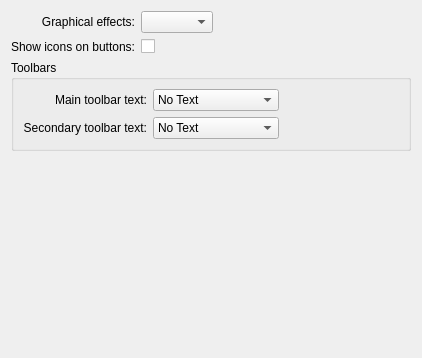
This is kcontrol/style/finetuning.ui in mgottschlag/kwin-tiling as Qt 5 draws it before an edit. The edited form follows.
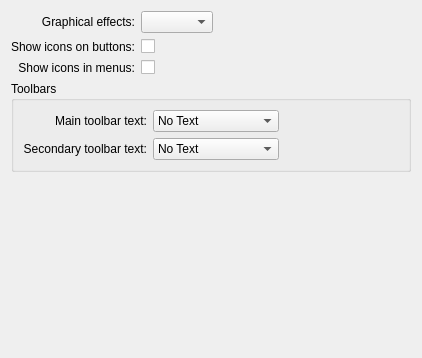
This is the edited form. Custom widgets are drawn as their Qt base class.

Commit message: Allow to hide menu icons

Patch:
```diff
--- a/kcontrol/style/finetuning.ui
+++ b/kcontrol/style/finetuning.ui
@@ -57,7 +57,27 @@
      </property>
     </widget>
    </item>
-   <item row="2" column="0" colspan="3">
+   <item row="2" column="0">
+    <widget class="QLabel" name="label_5">
+     <property name="text">
+      <string>Show icons in menus:</string>
+     </property>
+     <property name="alignment">
+      <set>Qt::AlignRight|Qt::AlignTrailing|Qt::AlignVCenter</set>
+     </property>
+     <property name="buddy">
+      <cstring>cbIconsInMenus</cstring>
+     </property>
+    </widget>
+   </item>
+   <item row="2" column="1">
+    <widget class="QCheckBox" name="cbIconsInMenus">
+     <property name="text">
+      <string/>
+     </property>
+    </widget>
+   </item>
+   <item row="3" column="0" colspan="3">
     <widget class="QGroupBox" name="groupBox">
      <property name="title">
       <string>Toolbars</string>
@@ -153,7 +173,7 @@
      </layout>
     </widget>
    </item>
-   <item row="3" column="0">
+   <item row="4" column="0">
     <spacer name="verticalSpacer">
      <property name="orientation">
       <enum>Qt::Vertical</enum>
```
The commit also changes 1 other file.
